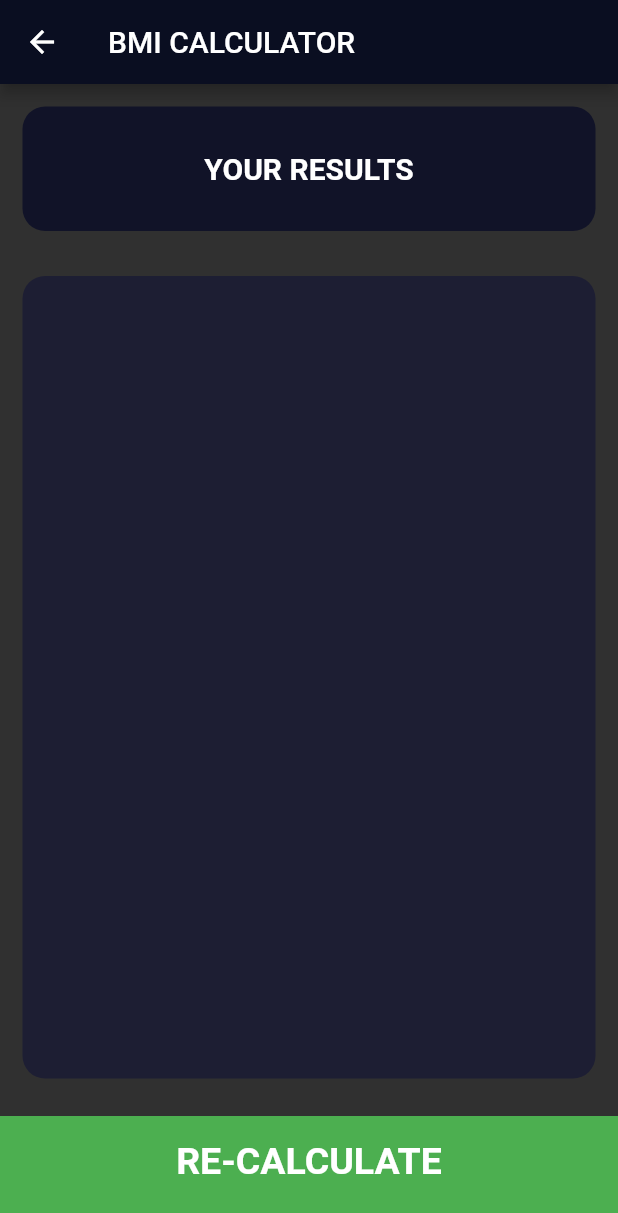
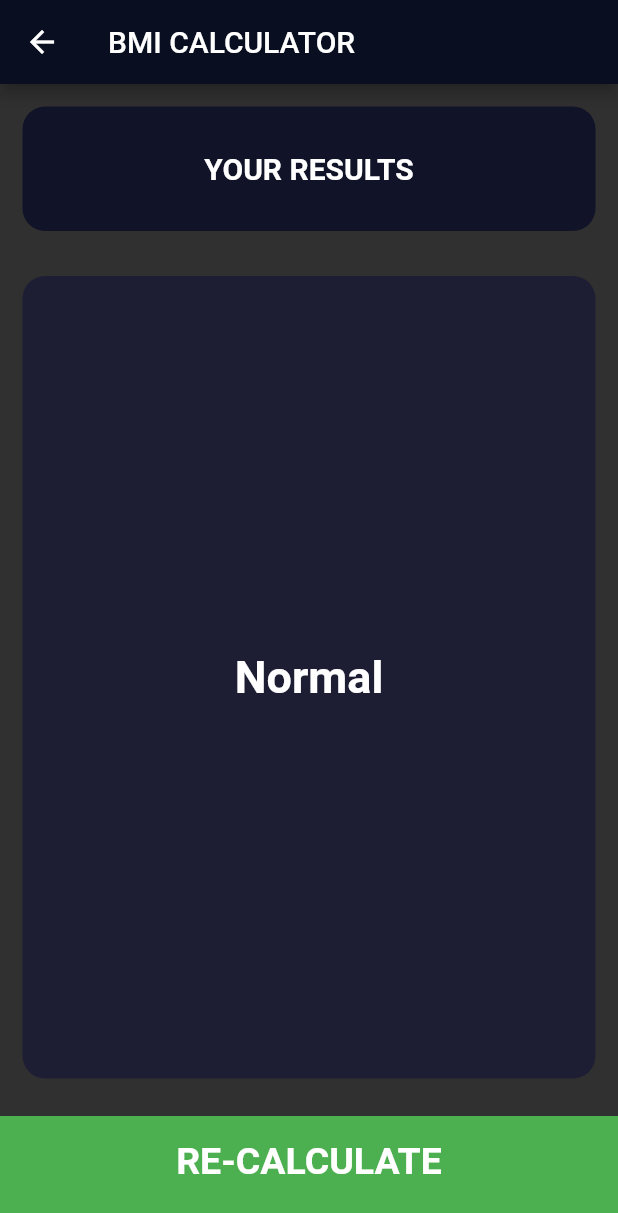
Before and after one commit to harsh-ws/BMI-Index, a Flutter app: the ResultsPage screen opened directly, on a phone screen of 412 x 824 dp. Shown: the top 1213 px of the screen. Run offline on Flutter 3.47's test engine with Material 2 defaults, Android fonts, the phone set to English and light mode, and no system bars; our stand-ins replace font_awesome_flutter.

Commit message:
UI Changes

```diff
--- a/lib/constants.dart
+++ b/lib/constants.dart
@@ -10,6 +10,9 @@ int weight = 60;
 int age = 25;
 double bmiLow = 18.5;
 double bmiHigh = 24.9;
+
+List<String> resultFeedback = ['Low', 'Normal', 'High'];
+
 const kLabelTextStyle = TextStyle(color: Colors.white, fontSize: 15);
 
 const kNumberTextStyle = TextStyle(
@@ -19,4 +22,5 @@ const kNumberTextStyle = TextStyle(
 
 const kLargeButtonStyle = TextStyle(fontSize: 25, fontWeight: FontWeight.bold);
 
-const kResultsStyle = TextStyle(fontSize: 30, fontWeight: FontWeight.bold);
+const kResultsStyle =
+    TextStyle(fontSize: 30, fontWeight: FontWeight.bold, color: Colors.white);
--- a/lib/results_page.dart
+++ b/lib/results_page.dart
@@ -2,7 +2,18 @@ import 'package:bmi_index_app/input_page.dart';
 import 'package:flutter/material.dart';
 import 'constants.dart';
 
-double res = weight / (height * height) * 10000;
+double bmi = weight / (height * height) * 10000;
+String result = 'Normal';
+String feedback() {
+  if (bmi >= 18.5 && bmi <= 24.9) {
+    result = resultFeedback[1];
+  } else if (bmi > 24.9) {
+    result = resultFeedback[2];
+  } else {
+    result = resultFeedback[0];
+  }
+  return result;
+}
 
 class ResultsPage extends StatelessWidget {
   const ResultsPage({Key? key}) : super(key: key);
@@ -38,11 +49,22 @@ class ResultsPage extends StatelessWidget {
           ),
           Expanded(
             flex: 5,
-            child: ReusableCard(
-              color: kActiveColor,
-              cardChild: Column(
+            child: Container(
+              margin: const EdgeInsets.all(15),
+              decoration: BoxDecoration(
+                color: kCardColor,
+                borderRadius: BorderRadius.circular(15),
+              ),
+              child: Column(
                 mainAxisAlignment: MainAxisAlignment.center,
-                children: const <Widget>[],
+                crossAxisAlignment: CrossAxisAlignment.stretch,
+                children: <Widget>[
+                  Center(
+                      child: Text(
+                    feedback(),
+                    style: kResultsStyle,
+                  )),
+                ],
               ),
             ),
           ),
```
